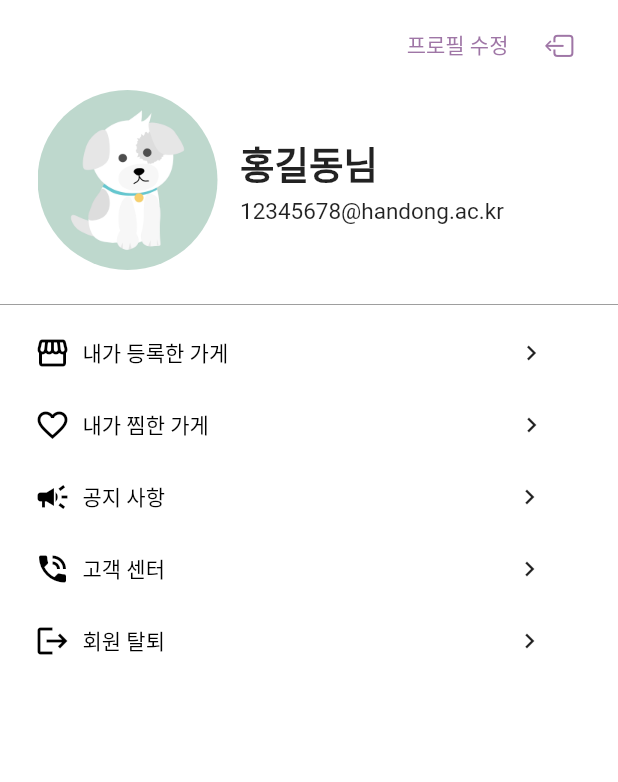
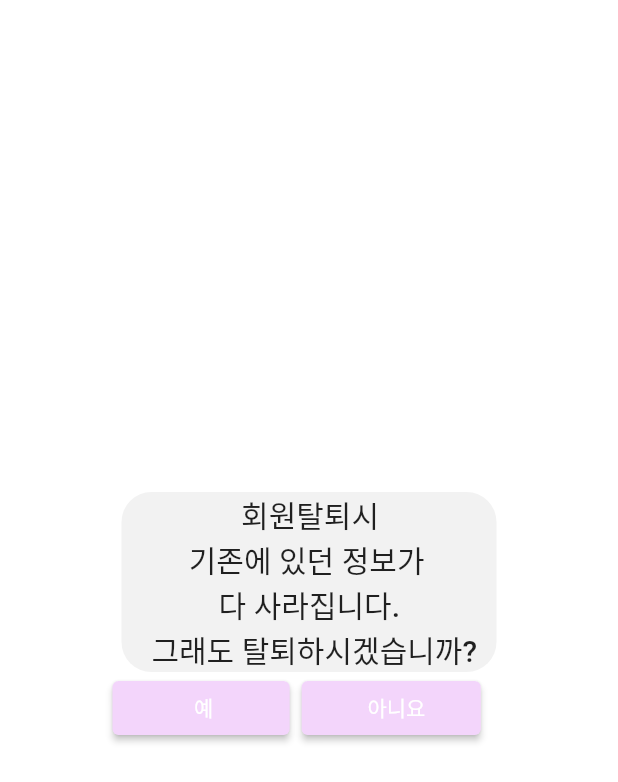
Before and after one commit to seework-wheel/seework-wheel, a Flutter app: the MyPage screen opened directly, after a tap on "회원 탈퇴", on a phone screen of 412 x 824 dp. Shown: the top 782 px of the screen. Run offline on Flutter 3.47's test engine with Material 2 defaults, Android fonts, the phone set to English and light mode, and no system bars; our stand-ins replace cloud_firestore, firebase_core, get, google_maps_flutter, google_sign_in; missing offline and left inert: auth; accounts and stored records are empty.

Commit message:
create service center , logout

```diff
--- a/lib/bottompage/bottom_list/mypage.dart
+++ b/lib/bottompage/bottom_list/mypage.dart
@@ -1,8 +1,10 @@
 import 'package:auth/auth.dart';
 import 'package:flutter/cupertino.dart';
 import 'package:flutter/material.dart';
+import 'package:project_wheel/mypage_list/service_center.dart';
 
 import '../../login.dart';
+import '../../mypage_list/call.dart';
 
 class MyPage extends StatefulWidget {
   @override
@@ -12,6 +14,7 @@ class MyPage extends StatefulWidget {
 class _BottomState extends State<MyPage> {
   @override
   bool get wantKeepAlive => true;
+
   Widget build(BuildContext context) {
     return Scaffold(
       backgroundColor: Colors.white,
@@ -196,7 +199,10 @@ class _BottomState extends State<MyPage> {
                 ),
                 TextButton.icon(
                   // <-- TextButton
-                  onPressed: () {},
+                  onPressed: () { Navigator.push(
+                    context,
+                    MaterialPageRoute(builder: (context) => ServiceCenter()),
+                  );},
                   icon: Icon(
                     Icons.phone_in_talk,
                     size: 24.0,
@@ -225,7 +231,12 @@ class _BottomState extends State<MyPage> {
                 ),
                 TextButton.icon(
                   // <-- TextButton
-                  onPressed: () {},
+                  onPressed: () {
+                    Navigator.push(
+                      context,
+                      MaterialPageRoute(builder: (context) => Call()),
+                    );
+                  },
                   icon: Icon(
                     Icons.logout,
                     size: 24.0,
--- /dev/null
+++ b/lib/mypage_list/call.dart
@@ -0,0 +1,55 @@
+import 'package:flutter/cupertino.dart';
+import 'package:flutter/material.dart';
+import 'package:project_wheel/bottompage/bottom_list/mypage.dart';
+
+class Call extends StatelessWidget {
+  const Call({Key? key}) : super(key: key);
+
+  @override
+  Widget build(BuildContext context) {
+    return Scaffold(
+      backgroundColor: Colors.white,
+      body: Column(
+        mainAxisAlignment: MainAxisAlignment.center,
+        children: [
+          SizedBox(width: 310,),
+          Container(
+            width: 250,
+            height: 120,
+            decoration: BoxDecoration(
+              color: Color(0xFFF2F2F2),
+              borderRadius: BorderRadius.circular(20),
+            ),
+            child: Text('                회원탈퇴시  \n         기존에 있던 정보가\n             다 사라집니다.\n    그래도 탈퇴하시겠습니까?', style: TextStyle(
+              fontWeight: FontWeight.w500,
+              fontSize: 20,
+            ),),
+          ),
+          Row(
+            children: [
+              SizedBox(width: 75,),
+              ElevatedButton(
+                onPressed: () {},
+                child: Text("           예          "),
+                style: ButtonStyle(backgroundColor: MaterialStateProperty.all<Color>(Color(0xFFF3D5FB)) ),
+
+              ),
+              SizedBox(width: 8,),
+              ElevatedButton(
+                onPressed: () {Navigator.push(
+                  context,
+                  MaterialPageRoute(builder: (context) => MyPage()),
+                );},
+                child: Text("        아니요      "),
+                style: ButtonStyle(backgroundColor: MaterialStateProperty.all<Color>(Color(0xFFF3D5FB)) ),
+
+              ),
+            ],
+
+          )
+        ],
+      ),
+
+    );
+  }
+}
```
Also changed, not shown: lib/mypage_list/service_center.dart (added, +39 -0 lines).
